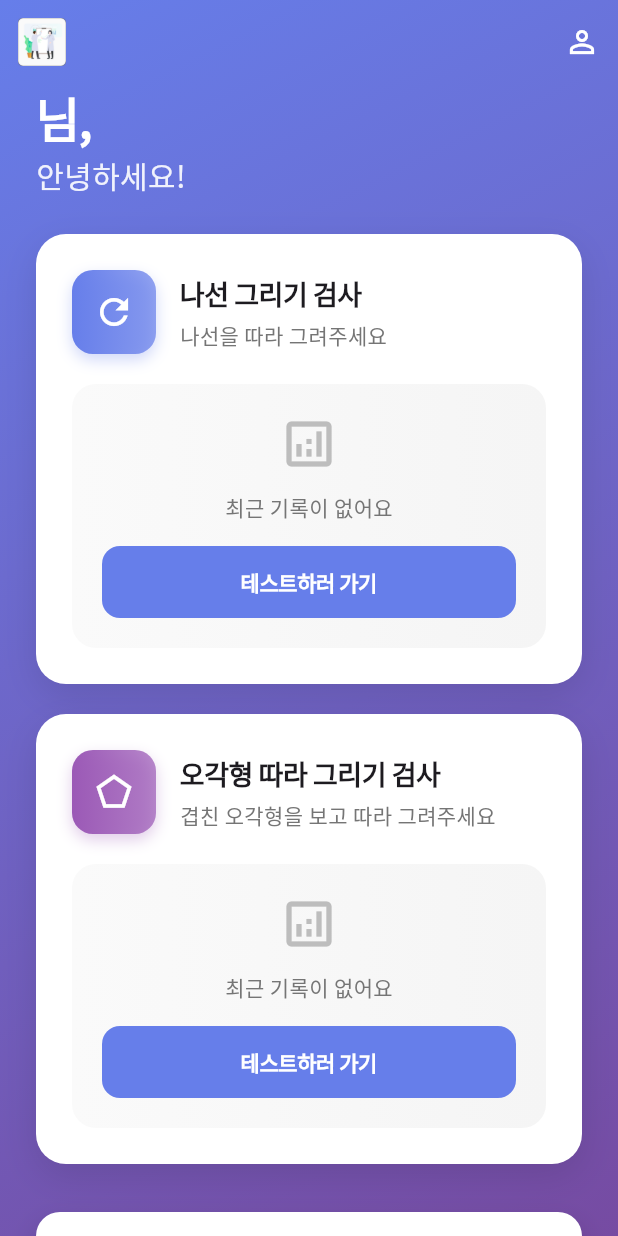
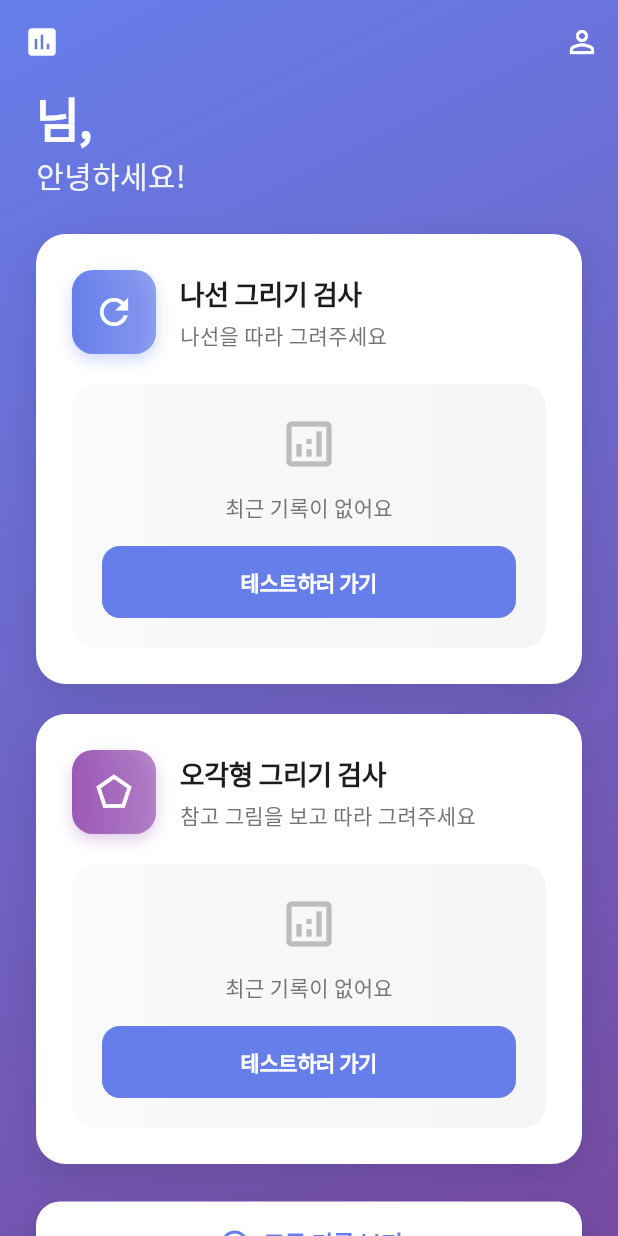
Before and after one commit to naim-kim/tremor_test_FE, a Flutter app: the HomeScreen screen opened directly, on a phone screen of 412 x 824 dp. Run offline on Flutter 3.47's test engine with Material 3 defaults, Android fonts, the phone set to English and light mode, and no system bars; our stand-ins replace flutter_dotenv, hive, hive_flutter, shared_preferences; missing offline and left inert: scidart; accounts and stored records are empty.

Commit message:
chore: remove logo + minor alignment changes

```diff
--- a/lib/screens/home_screen.dart
+++ b/lib/screens/home_screen.dart
@@ -27,14 +27,11 @@ class HomeScreen extends StatelessWidget {
       appBar: AppBar(
         backgroundColor: Colors.transparent,
         elevation: 0,
-        leading: Padding(
-          padding: const EdgeInsets.all(12.0),
-          child: Image.asset(
-            'assets/images/logo.png',
-            errorBuilder: (_, __, ___) => const Icon(
-              Icons.assessment,
-              color: Colors.white,
-            ),
+        leading: const Padding(
+          padding: EdgeInsets.all(12.0),
+          child: Icon(
+            Icons.assessment,
+            color: Colors.white,
           ),
         ),
         actions: [
@@ -112,8 +109,8 @@ class HomeScreen extends StatelessWidget {
 
                   // Pentagon Test Card
                   _TestCard(
-                    title: '오각형 따라 그리기 검사',
-                    description: '겹친 오각형을 보고 따라 그려주세요',
+                    title: '오각형 그리기 검사',
+                    description: '참고 그림을 보고 따라 그려주세요',
                     icon: Icons.pentagon_outlined,
                     color: _secondaryColor,
                     lastResult: testProvider.getLatestResult(TestType.pentagon),
@@ -134,7 +131,7 @@ class HomeScreen extends StatelessWidget {
                       );
                     },
                   ),
-                  const SizedBox(height: 32),
+                  const SizedBox(height: 25),
 
                   // All results button
                   SizedBox(
@@ -163,8 +160,8 @@ class HomeScreen extends StatelessWidget {
                             );
                           },
                           borderRadius: BorderRadius.circular(16),
-                          child: Padding(
-                            padding: const EdgeInsets.symmetric(vertical: 16),
+                          child: const Padding(
+                            padding: EdgeInsets.symmetric(vertical: 16),
                             child: Row(
                               mainAxisAlignment: MainAxisAlignment.center,
                               children: [
@@ -173,8 +170,8 @@ class HomeScreen extends StatelessWidget {
                                   color: _primaryColor,
                                   size: 24,
                                 ),
-                                const SizedBox(width: 8),
-                                const Text(
+                                SizedBox(width: 8),
+                                Text(
                                   '모든 기록 보기',
                                   style: TextStyle(
                                     fontSize: 16,
@@ -190,7 +187,6 @@ class HomeScreen extends StatelessWidget {
                       ),
                     ),
                   ),
-                  const SizedBox(height: 20),
                 ],
               ),
             ),
```
